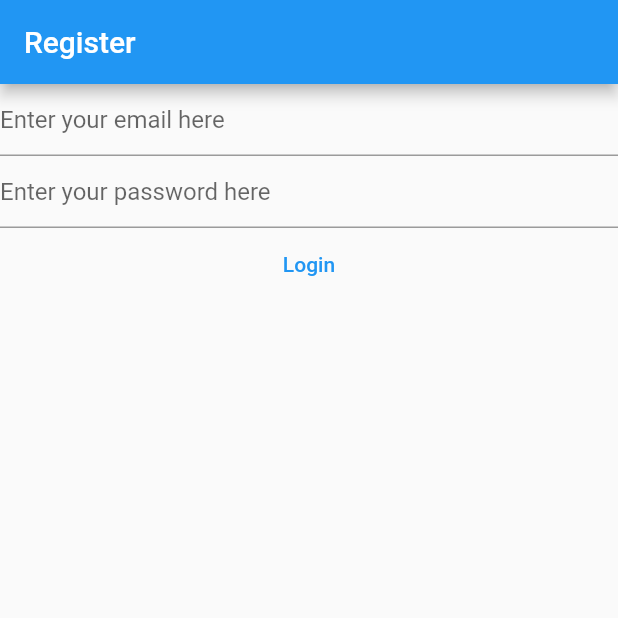
After one commit to AlanContrerasM/notekeeper, a Flutter app: the screen it shows after launch, after a tap on "Login", on a phone screen of 412 x 824 dp, the top half of it. The commit adds this screen. Run offline on Flutter 3.47's test engine with Material 2 defaults, Android fonts, the phone set to English and light mode, and no system bars; our stand-ins replace firebase_auth, firebase_core; accounts and stored records are empty; network calls fail.

Commit message:
Login View

```diff
--- /dev/null
+++ b/lib/views/login_view.dart
@@ -0,0 +1,109 @@
+import 'package:firebase_auth/firebase_auth.dart';
+import 'package:firebase_core/firebase_core.dart';
+import 'package:flutter/material.dart';
+import 'package:notekeeper/firebase_options.dart';
+
+class LoginView extends StatefulWidget {
+  const LoginView({ Key? key }) : super(key: key);
+
+  @override
+  State<LoginView> createState() => _LoginViewState();
+}
+
+class _LoginViewState extends State<LoginView> {
+  //TextEditor Controllers
+  late final TextEditingController _email;
+  late final TextEditingController _password;
+
+  @override
+  void initState() {
+    _email = TextEditingController();
+    _password = TextEditingController();
+    super.initState();
+  }
+
+  @override
+  void dispose() {
+    _email.dispose();
+    _password.dispose();
+    super.dispose();
+  }
+  @override
+  Widget build(BuildContext context) {
+      //this will be the screen, we need a scaffold
+    return Scaffold(
+      appBar: AppBar(
+        title: const Text("Register")
+        ),
+        body: FutureBuilder(
+          future: Firebase.initializeApp(
+            options: DefaultFirebaseOptions.currentPlatform,
+          ),
+          builder: (context, snapshot) {
+            switch(snapshot.connectionState){
+              case ConnectionState.done:
+                return Column(
+                  children: [
+                    TextField(
+                      controller: _email,
+                      enableSuggestions: false,
+                      autocorrect: false,
+                      keyboardType: TextInputType.emailAddress,
+                      decoration: const InputDecoration(
+                        hintText: 'Enter your email here',
+                      ),
+                    ),
+                    TextField(
+                      controller: _password,
+                      obscureText: true,
+                      enableSuggestions: false,
+                      autocorrect: false,
+                      decoration: const InputDecoration(
+                        hintText: 'Enter your password here'
+                      ),
+                    ),
+                    TextButton(
+                      onPressed: () async {
+                        final email = _email.text;
+                        final password = _password.text;
+
+                        try{
+
+                        final userCredential =
+                          await FirebaseAuth.instance.signInWithEmailAndPassword(
+                            email: email,
+                            password: password
+                          );
+                          print(userCredential);
+                        }on FirebaseAuthException catch(e){
+                          print(e.code);
+                          if(e.code == 'user-not-found'){
+                            print("user not found");
+                          }else if( e.code == 'wrong-passcode'){
+                            print('wrong password');
+                          }else{
+                            print("SOMETHING ELSE HAPPENED");
+                            print(e.code);
+                          }
+                        }catch(e){
+                          print("Something bad happened");
+                          print(e.runtimeType);
+                          print(e);
+                        }
+
+                      },
+                      child: const Text("Login"),
+                    ),
+                  ],
+                );
+              default:
+              return const Text("Loading");
+
+            }
+          },
+
+        ),
+    );
+  }
+
+}
--- /dev/null
+++ b/lib/views/register_view.dart
@@ -0,0 +1,104 @@
+import 'package:firebase_auth/firebase_auth.dart';
+import 'package:firebase_core/firebase_core.dart';
+import 'package:flutter/material.dart';
+
+import '../firebase_options.dart';
+
+class RegisterView extends StatefulWidget {
+  const RegisterView({ Key? key }) : super(key: key);
+
+  @override
+  State<RegisterView> createState() => _RegisterViewState();
+}
+
+class _RegisterViewState extends State<RegisterView> {
+  //TextEditor Controllers
+  late final TextEditingController _email;
+  late final TextEditingController _password;
+
+  @override
+  void initState() {
+    _email = TextEditingController();
+    _password = TextEditingController();
+    super.initState();
+  }
+
+  @override
+  void dispose() {
+    _email.dispose();
+    _password.dispose();
+    super.dispose();
+  }
+  @override
+  Widget build(BuildContext context) {
+      //this will be the screen, we need a scaffold
+    return Scaffold(
+      appBar: AppBar(
+        title: const Text("Register")
+        ),
+        body: FutureBuilder(
+          future: Firebase.initializeApp(
+            options: DefaultFirebaseOptions.currentPlatform,
+          ),
+          builder: (context, snapshot) {
+            switch(snapshot.connectionState){
+              case ConnectionState.done:
+                return Column(
+                  children: [
+                    TextField(
+                      controller: _email,
+                      enableSuggestions: false,
+                      autocorrect: false,
+                      keyboardType: TextInputType.emailAddress,
+                      decoration: const InputDecoration(
+                        hintText: 'Enter your email here',
+                      ),
+                    ),
+                    TextField(
+                      controller: _password,
+                      obscureText: true,
+                      enableSuggestions: false,
+                      autocorrect: false,
+                      decoration: const InputDecoration(
+                        hintText: 'Enter your password here'
+                      ),
+                    ),
+                    TextButton(
+                      onPressed: () async {
+                        final email = _email.text;
+                        final password = _password.text;
+                        try{
+                          final userCredential =
+                          await FirebaseAuth.instance.createUserWithEmailAndPassword(
+                            email: email,
+                            password: password
+                          );
+                          print(userCredential);
+                        }on FirebaseAuthException catch (e){
+                          if(e.code == 'weak-password'){
+                            print("Weak password");
+                          }else if(e.code == 'email-already-in-use'){
+                            print("Email already in use");
+                          }else if(e.code == 'invalid-email'){
+                            print("Invalid email");
+                          }else{
+                            print(e.code);
+                          }
+                        }
+
+
+                      },
+                      child: const Text("Register"),
+                    ),
+                  ],
+                );
+              default:
+              return const Text("Loading");
+
+            }
+          },
+
+        ),
+    );
+  }
+}
```
Also changed, not shown: lib/main.dart (+2 -96 lines).
